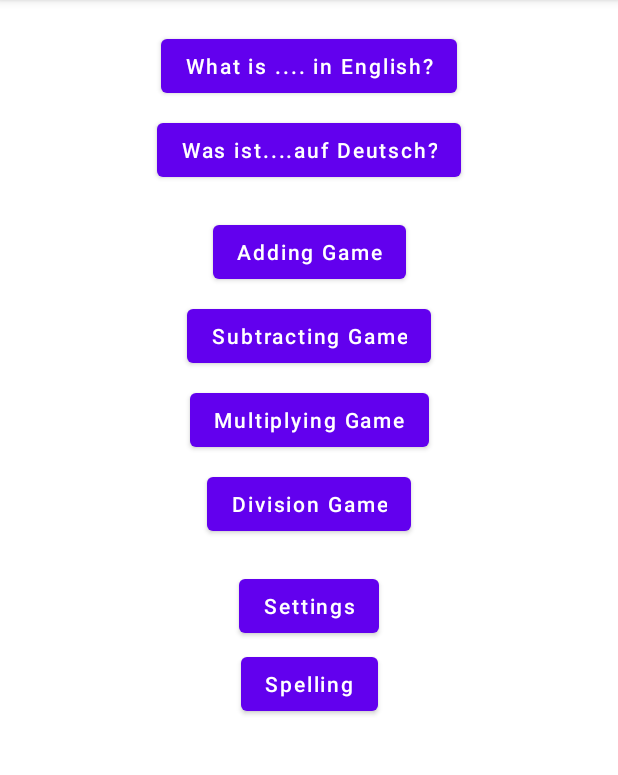
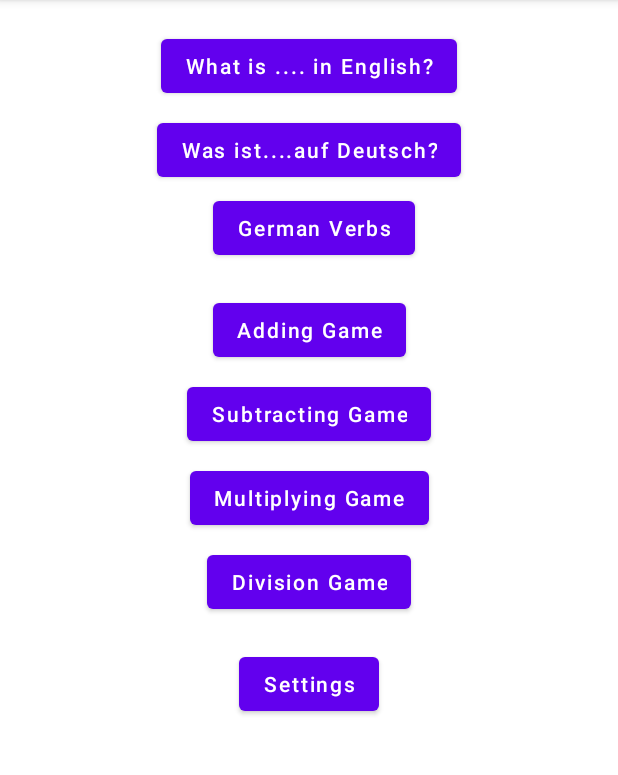
Before and after one commit to roberthinch/DannyApp, an Android app: the screen it shows after launch (MainActivity), on a phone screen of 412 x 824 dp, the part 84-859 px from its top. Run offline under Robolectric (Android 15) with nearby library versions, the light colour scheme and no system bars; libraries missing offline, so code that uses them is left out: com.opencsv; 12 statements that could not run were skipped.

Commit message:
Repurpose spelling to be used for learning german verbs

```diff
--- a/app/src/main/java/com/example/myapplication/MainActivity.java
+++ b/app/src/main/java/com/example/myapplication/MainActivity.java
@@ -21,6 +21,7 @@ public class MainActivity extends AppCompatActivity {
     public static boolean SOUND_EFFECTS = true;
     public static WordStore WORD_STORE;
     public static WordStore SPELLING_STORE;
+    public static WordStore VERB_STORE;
     public static int INITIALISED = 0;
     public static int MAX_NUMBER_ADD_GAME = 30;
     public static int MAX_NUMBER_SUBTRACT_GAME = 25;
@@ -37,9 +38,11 @@ public class MainActivity extends AppCompatActivity {
         setContentView(R.layout.activity_main);
 
         // load up session singleton noun store
-        if( INITIALISED == 0 )
-            WORD_STORE = new WordStore( this.getAssets(), "words.csv");
-            SPELLING_STORE = new WordStore( this.getAssets(), "spelling_words.csv");
+        if( INITIALISED == 0 ) {
+            WORD_STORE = new WordStore(this.getAssets(), "words.csv");
+            SPELLING_STORE = new WordStore(this.getAssets(), "spelling_words.csv");
+            VERB_STORE = new WordStore(this.getAssets(), "verbs.csv");
+        }
         INITIALISED = 1;
 
     }
@@ -133,8 +136,8 @@ public class MainActivity extends AppCompatActivity {
     }
 
     public void launchSpelling( View view) {
-        Intent intent = new Intent(this, Spelling.class);
-        intent.putExtra( CURRENT_TOTAL_QUESTIONS, 5 );
+        Intent intent = new Intent(this, Spelling2.class);
+        intent.putExtra( CURRENT_TOTAL_QUESTIONS, 20 );
         intent.putExtra( CURRENT_QUESTION_NUMBER, 0 );
         intent.putExtra( CURRENT_TOTAL_CORRECT, 0 );
         startActivity(intent);
--- a/app/src/main/res/layout/activity_main.xml
+++ b/app/src/main/res/layout/activity_main.xml
@@ -55,7 +55,7 @@
         android:textAllCaps="false"
         app:layout_constraintEnd_toEndOf="parent"
         app:layout_constraintStart_toStartOf="parent"
-        app:layout_constraintTop_toBottomOf="@+id/launch_what_is_in_german"/>
+        app:layout_constraintTop_toBottomOf="@+id/spelling" />
 
     <Button
         android:id="@+id/launch_subtracting_game"
@@ -132,11 +132,12 @@
         android:layout_marginEnd="36dp"
         android:layout_marginRight="36dp"
         android:onClick="launchSpelling"
-        android:text="Spelling"
+        android:text="German Verbs"
         android:textAllCaps="false"
         app:layout_constraintEnd_toEndOf="parent"
+        app:layout_constraintHorizontal_bias="0.517"
         app:layout_constraintStart_toStartOf="parent"
-        app:layout_constraintTop_toBottomOf="@+id/settings" />
+        app:layout_constraintTop_toBottomOf="@+id/launch_what_is_in_german" />
 
 
 </androidx.constraintlayout.widget.ConstraintLayout>
```
Also changed, not shown: app/src/main/AndroidManifest.xml (+9 -0 lines).
